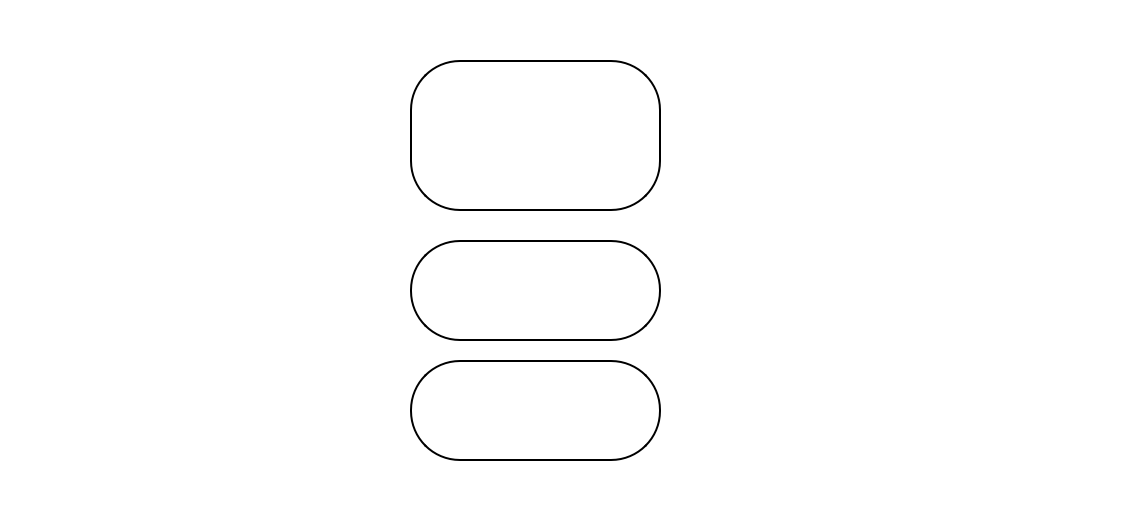
Old version of the form start_screen.ui in the repository DEATHSTROUKE/Tower-Defence.
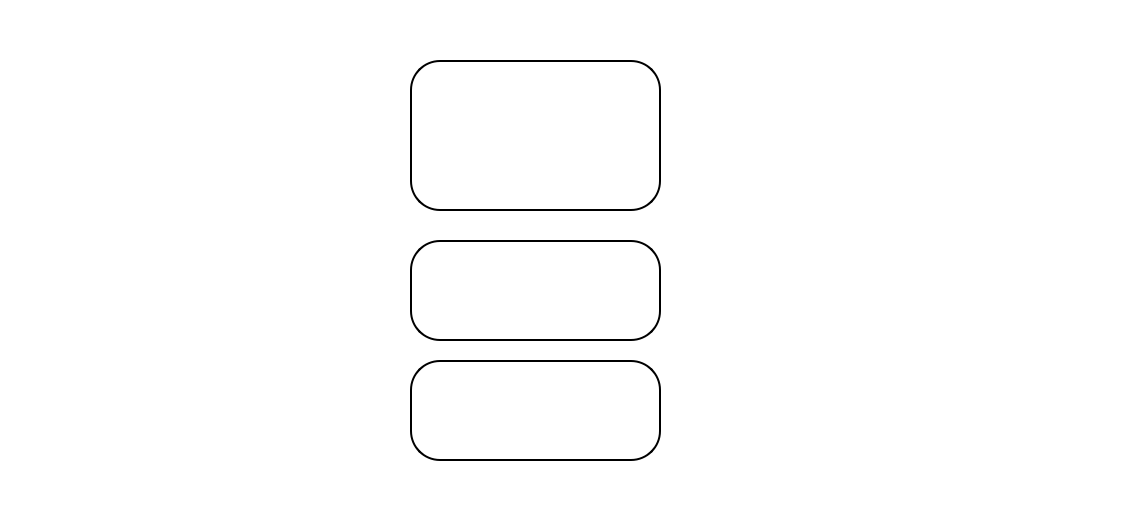
New version of the form. Icons and pictures are not drawn.

Commit message: start screen1

Patch:
```diff
--- a/start_screen.ui
+++ b/start_screen.ui
@@ -17,10 +17,15 @@
    <string notr="true">QWidget {
 	background: transparent;
 }
-QPushButton {
-	border: 2px solid black;
-	border-radius: 50px;
+QPushButton{
 	background: white;
+	font-size: 20px;
+	padding: 10px;
+	border-radius: 30px;
+	border: 2px solid black;
+}
+QPushButton:hover{
+	background: #C4C4C4;
 }</string>
   </property>
   <widget class="QPushButton" name="help">
@@ -34,7 +39,7 @@
    </property>
    <property name="font">
     <font>
-     <pointsize>15</pointsize>
+     <pointsize>-1</pointsize>
     </font>
    </property>
    <property name="text">
@@ -85,7 +90,7 @@
    </property>
    <property name="font">
     <font>
-     <pointsize>20</pointsize>
+     <pointsize>-1</pointsize>
     </font>
    </property>
    <property name="text">
@@ -105,7 +110,7 @@
   <widget class="QPushButton" name="pushButton_6">
    <property name="geometry">
     <rect>
-     <x>830</x>
+     <x>850</x>
      <y>270</y>
      <width>211</width>
      <height>231</height>
@@ -132,7 +137,7 @@
   <widget class="QPushButton" name="pushButton_5">
    <property name="geometry">
     <rect>
-     <x>70</x>
+     <x>40</x>
      <y>260</y>
      <width>211</width>
      <height>191</height>
```
Left out of the diff: 2 changed lines with no effect on the pictures. The commit also changes 1 other file.
